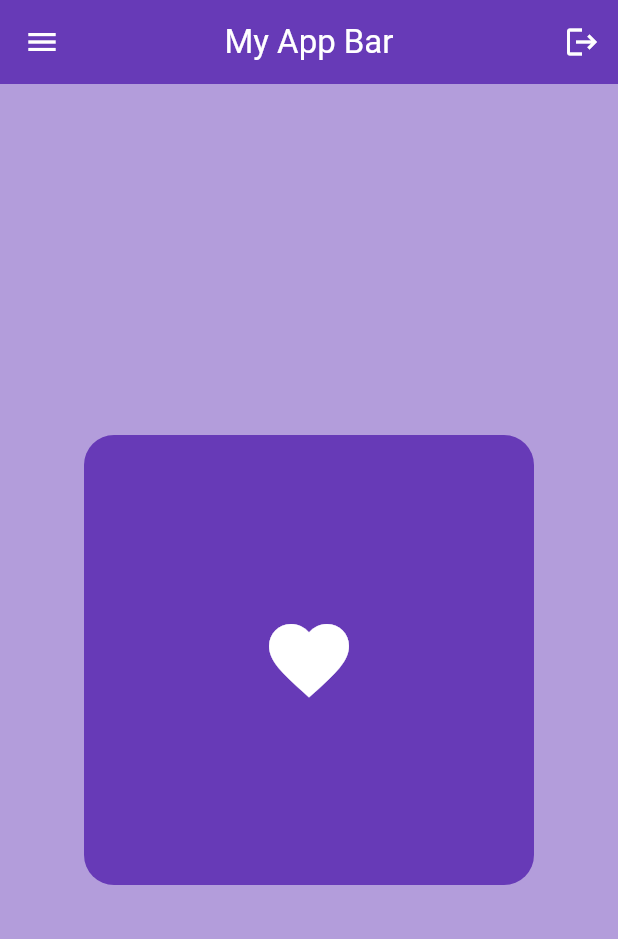
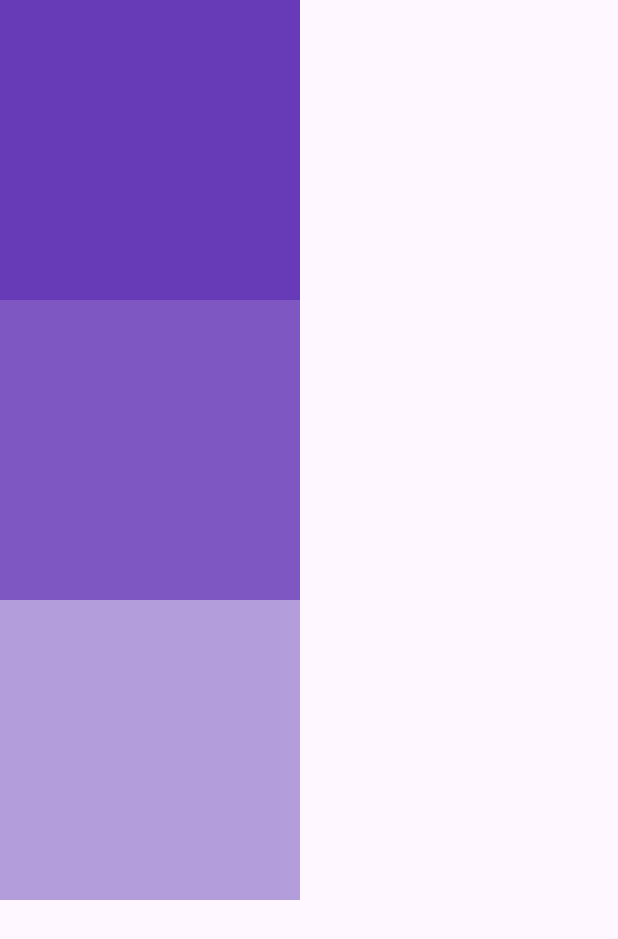
Before and after one commit to yficklis/beginner_flutter_projects, a Flutter app: the screen it shows after launch, on a phone screen of 412 x 824 dp. Shown: the top 939 px of the screen. Run offline on Flutter 3.47's test engine with Material 3 defaults, Android fonts, the phone set to English and light mode, and no system bars.

Commit message:
COLUMN WIDGET

```diff
--- a/lib/main.dart
+++ b/lib/main.dart
@@ -14,45 +14,27 @@ class MyApp extends StatelessWidget {
     return MaterialApp(
       debugShowCheckedModeBanner: false,
       home: Scaffold(
-        backgroundColor: Colors.deepPurple[200],
-        appBar: AppBar(
-          title: Text(
-            "My App Bar",
-            style: TextStyle(color: Colors.white),
-          ),
-          centerTitle: true,
-          backgroundColor: Colors.deepPurple,
-          elevation: 0, // set the shadows of the nav bar
-          leading: Icon(
-            Icons.menu,
-            color: Colors.white,
-          ),
-          actions: [
-            IconButton(
-              onPressed: () {},
-              icon: Icon(
-                Icons.logout,
-                color: Colors.white,
-              ),
+        body: Column(
+          children: [
+            // 1st Box
+            Container(
+              height: 200,
+              width: 200,
+              color: Colors.deepPurple,
+            ),
+            // 2nd box
+            Container(
+              height: 200,
+              width: 200,
+              color: Colors.deepPurple[400],
+            ),
+            // 3rd box
+            Container(
+              height: 200,
+              width: 200,
+              color: Colors.deepPurple[200],
             ),
           ],
-        ),
-        body: Center(
-          child: Container(
-            height: 300,
-            width: 300,
-            decoration: BoxDecoration(
-              color: Colors.deepPurple,
-              // curver the corners a bit
-              borderRadius: BorderRadius.circular(20),
-            ),
-            padding: EdgeInsets.all(25),
-            child: Icon(
-              Icons.favorite,
-              color: Colors.white,
-              size: 64,
-            ),
-          ),
         ),
       ),
     );
```
